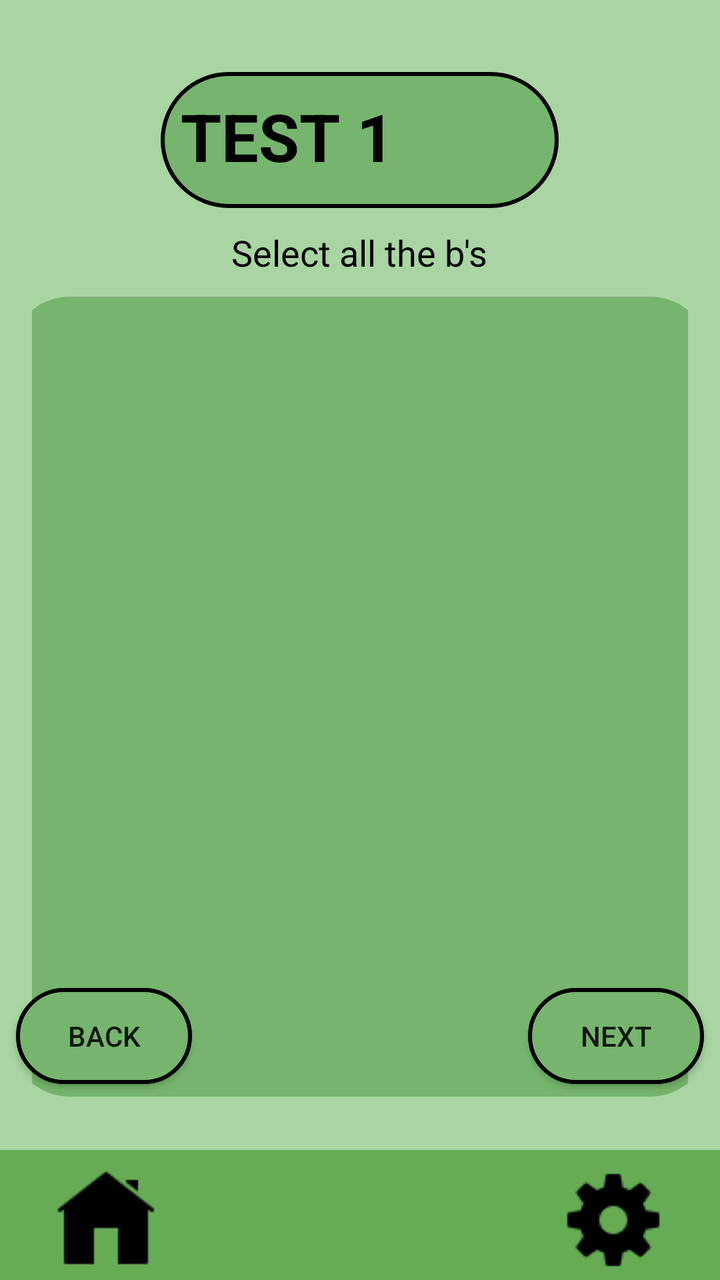
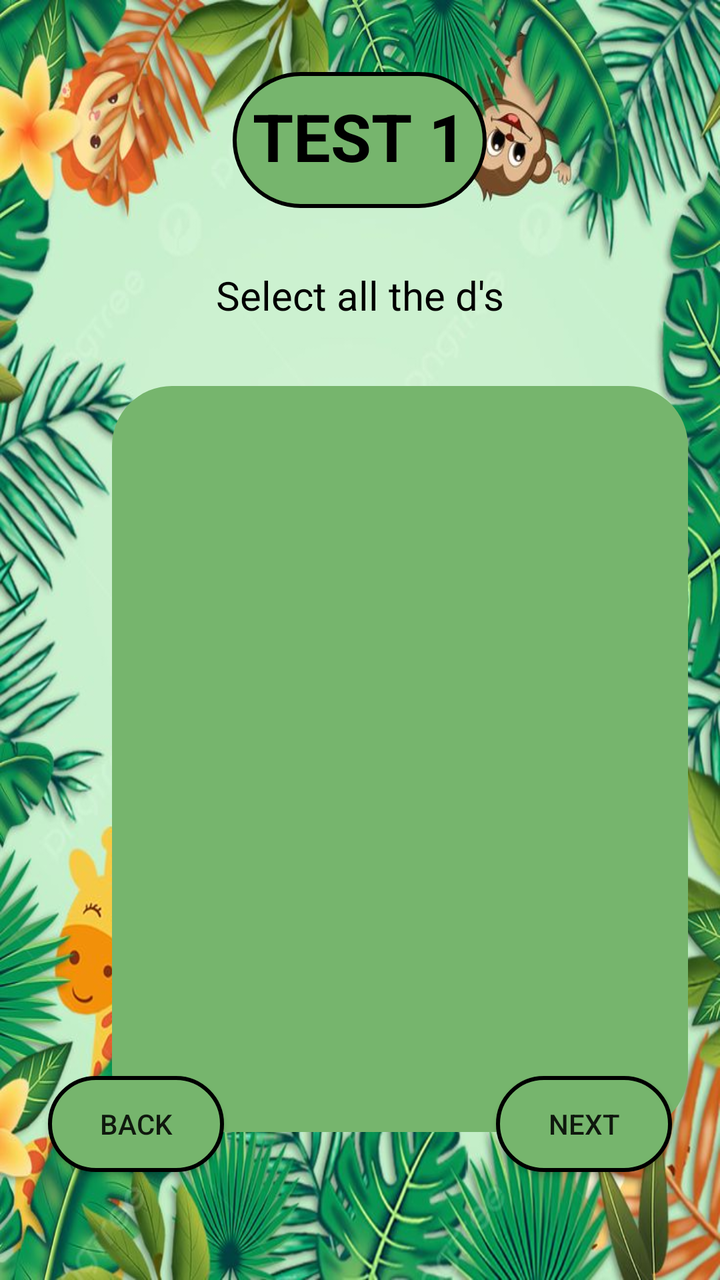

Screens rendered from an Android XML layout before and after an edit, with the pre-edit source and the edit as a unified diff.
<!-- AndroidManifest.xml: application theme AppTheme -->
<!-- res/layout/lex_detection_screen.xml -->
<?xml version="1.0" encoding="utf-8"?>
<RelativeLayout xmlns:android="http://schemas.android.com/apk/res/android"
    android:layout_width="match_parent"
    android:layout_height="match_parent"
    android:background="#A8E6A3">
    <LinearLayout
        android:layout_width="match_parent"
        android:layout_height="match_parent"
        android:orientation="vertical"
        android:background="#A8D5A2"
        android:padding="16dp">

        

        <TextView
            android:id="@+id/testButton"
            android:layout_width="199dp"
            android:layout_height="68dp"
            android:layout_marginTop="20dp"
            android:background="@drawable/round_corners"
            android:padding="10dp"
            android:text="TEST 1"
            android:textSize="33dp"
            android:textColor="#000000"
            android:textStyle="bold"
            android:layout_gravity="center_horizontal"/>

        
        <TextView
            android:id="@+id/instructionText"
            android:layout_width="wrap_content"
            android:layout_height="wrap_content"
            android:text="Select all the b's"
            android:textSize="18sp"
            android:textColor="#000000"
            android:layout_gravity="center_horizontal"
            android:padding="10dp" />
        
        <LinearLayout
            android:layout_width="350dp"
            android:layout_height="400dp"
            android:layout_gravity="center"
            android:background="@drawable/round_form"
            android:orientation="vertical">
            <View
                android:layout_width="match_parent"
                android:layout_height="40dp" />
            <LinearLayout
                android:layout_width="match_parent"
                android:layout_height="wrap_content"
                android:orientation="vertical"
                android:padding="10dp">

                <GridLayout
                    android:id="@+id/gridLayout"
                    android:layout_width="match_parent"
                    android:layout_height="wrap_content"
                    android:columnCount="4"
                    android:rowCount="5"
                    android:backgroundTint="@color/black" />
            </LinearLayout>
        </LinearLayout>
    </LinearLayout>

    
    <LinearLayout
        android:layout_width="match_parent"
        android:layout_height="wrap_content"
        android:orientation="horizontal"
        android:layout_marginBottom="90dp"
        android:layout_alignParentBottom="true">

        <Button
            android:id="@+id/backButton"
            android:layout_width="wrap_content"
            android:layout_height="wrap_content"
            android:layout_margin="8dp"
            android:background="@drawable/round_corners"
            android:text="BACK" />
        <View
            android:layout_width="0dp"
            android:layout_height="0dp"
            android:layout_weight="8" />
        <Button
            android:id="@+id/nextButton"
            android:layout_width="wrap_content"
            android:layout_height="wrap_content"
            android:layout_margin="8dp"
            android:background="@drawable/round_corners"
            android:text="NEXT" />
    </LinearLayout>

    <LinearLayout
        android:id="@+id/linearLayout"
        android:layout_width="match_parent"
        android:layout_height="wrap_content"
        android:layout_alignParentBottom="true"
        android:background="#66AC54"
        android:orientation="horizontal"
        android:paddingTop="10dp">

        <Button
            android:id="@+id/homeButton"
            android:layout_width="wrap_content"
            android:layout_height="55dp"
            android:layout_weight="1"
            android:background="#00000000"
            android:drawableTop="@drawable/home" />

        <View
            android:layout_width="0dp"
            android:layout_height="0dp"
            android:layout_weight="8" />

        <Button
            android:id="@+id/settingsButton"
            android:layout_width="wrap_content"
            android:layout_height="55dp"
            android:layout_weight="1"
            android:background="#00000000"
            android:drawableTop="@drawable/settings" />

    </LinearLayout>
</RelativeLayout>
<!-- resources referenced by this layout -->
<resources>
  <color name="black">#FF000000</color>
  <!-- drawable home: png bitmap (drawable, 491 bytes) -->
  <!-- drawable round_corners (drawable) -->
  <?xml version="1.0" encoding="utf-8"?>
  <shape xmlns:android="http://schemas.android.com/apk/res/android">
      <solid android:color="#76B56D" /> 
      <corners android:radius="50dp" />
      <stroke
          android:color="#000000"
          android:width="2dp"/>
  </shape>
  <!-- drawable round_form (drawable) -->
  <?xml version="1.0" encoding="utf-8"?>
  <shape xmlns:android="http://schemas.android.com/apk/res/android">
      <corners android:radius="30dp" />
      <solid android:color="#76B56D" /> 
  </shape>
  <!-- drawable settings: png bitmap (drawable, 807 bytes) -->
  <style name="AppTheme" parent="Theme.AppCompat.Light.NoActionBar">
          <item name="colorButtonNormal">@null</item>
      </style>
</resources>

<!-- the commit's change to res/layout/lex_detection_screen.xml (unified diff, before → after) -->
@@ -1,73 +1,73 @@
 <?xml version="1.0" encoding="utf-8"?>
 <RelativeLayout xmlns:android="http://schemas.android.com/apk/res/android"
+    android:orientation="vertical"
     android:layout_width="match_parent"
     android:layout_height="match_parent"
-    android:background="#A8E6A3">
+    android:background="@drawable/background1"
+    android:padding="16dp">
+
+    <TextView
+        android:id="@+id/testButton"
+        android:layout_width="wrap_content"
+        android:layout_height="68dp"
+        android:layout_marginTop="20dp"
+        android:background="@drawable/round_corners"
+        android:padding="10dp"
+        android:text="TEST 1"
+        android:textSize="33sp"
+        android:textColor="#000000"
+        android:textStyle="bold"
+        android:layout_gravity="center_horizontal"
+        android:layout_centerHorizontal="true" />
+
+    <TextView
+        android:id="@+id/instructionText"
+        android:layout_width="wrap_content"
+        android:layout_height="wrap_content"
+        android:text="Select all the d's"
+        android:textSize="20sp"
+        android:textColor="#000000"
+        android:layout_gravity="center_horizontal"
+        android:layout_below="@id/testButton"
+        android:layout_centerHorizontal="true"
+        android:padding="30dp" />
+
     <LinearLayout
-        android:layout_width="match_parent"
-        android:layout_height="match_parent"
-        android:orientation="vertical"
-        android:background="#A8D5A2"
-        android:padding="16dp">
+        android:layout_width="298dp"
+        android:layout_height="373dp"
+        android:layout_below="@id/instructionText"
+        android:layout_alignParentStart="true"
+        android:layout_gravity="center"
+        android:layout_marginStart="40dp"
+        android:layout_marginTop="2dp"
+        android:background="@drawable/round_form"
+        android:orientation="vertical">
 
-        
+        <View
+            android:layout_width="match_parent"
+            android:layout_height="40dp" />
 
-        <TextView
-            android:id="@+id/testButton"
-            android:layout_width="199dp"
-            android:layout_height="68dp"
-            android:layout_marginTop="20dp"
-            android:background="@drawable/round_corners"
-            android:padding="10dp"
-            android:text="TEST 1"
-            android:textSize="33dp"
-            android:textColor="#000000"
-            android:textStyle="bold"
-            android:layout_gravity="center_horizontal"/>
+        <LinearLayout
+            android:layout_width="match_parent"
+            android:layout_height="wrap_content"
+            android:orientation="vertical"
+            android:padding="10dp">
 
-        
-        <TextView
-            android:id="@+id/instructionText"
-            android:layout_width="wrap_content"
-            android:layout_height="wrap_content"
-            android:text="Select all the b's"
-            android:textSize="18sp"
-            android:textColor="#000000"
-            android:layout_gravity="center_horizontal"
-            android:padding="10dp" />
-        
-        <LinearLayout
-            android:layout_width="350dp"
-            android:layout_height="400dp"
-            android:layout_gravity="center"
-            android:background="@drawable/round_form"
-            android:orientation="vertical">
-            <View
-                android:layout_width="match_parent"
-                android:layout_height="40dp" />
-            <LinearLayout
+            <GridLayout
+                android:id="@+id/gridLayout"
                 android:layout_width="match_parent"
                 android:layout_height="wrap_content"
-                android:orientation="vertical"
-                android:padding="10dp">
-
-                <GridLayout
-                    android:id="@+id/gridLayout"
-                    android:layout_width="match_parent"
-                    android:layout_height="wrap_content"
-                    android:columnCount="4"
-                    android:rowCount="5"
-                    android:backgroundTint="@color/black" />
-            </LinearLayout>
+                android:backgroundTint="@color/black"
+                android:columnCount="4"
+                android:rowCount="5" />
         </LinearLayout>
     </LinearLayout>
 
-    
     <LinearLayout
         android:layout_width="match_parent"
         android:layout_height="wrap_content"
         android:orientation="horizontal"
-        android:layout_marginBottom="90dp"
+        android:layout_marginBottom="30dp"
         android:layout_alignParentBottom="true">
 
         <Button
@@ -77,10 +77,12 @@
             android:layout_margin="8dp"
             android:background="@drawable/round_corners"
             android:text="BACK" />
+
         <View
             android:layout_width="0dp"
             android:layout_height="0dp"
-            android:layout_weight="8" />
+            android:layout_weight="1" />
+
         <Button
             android:id="@+id/nextButton"
             android:layout_width="wrap_content"
@@ -90,35 +92,4 @@
             android:text="NEXT" />
     </LinearLayout>
 
-    <LinearLayout
-        android:id="@+id/linearLayout"
-        android:layout_width="match_parent"
-        android:layout_height="wrap_content"
-        android:layout_alignParentBottom="true"
-        android:background="#66AC54"
-        android:orientation="horizontal"
-        android:paddingTop="10dp">
-
-        <Button
-            android:id="@+id/homeButton"
-            android:layout_width="wrap_content"
-            android:layout_height="55dp"
-            android:layout_weight="1"
-            android:background="#00000000"
-            android:drawableTop="@drawable/home" />
-
-        <View
-            android:layout_width="0dp"
-            android:layout_height="0dp"
-            android:layout_weight="8" />
-
-        <Button
-            android:id="@+id/settingsButton"
-            android:layout_width="wrap_content"
-            android:layout_height="55dp"
-            android:layout_weight="1"
-            android:background="#00000000"
-            android:drawableTop="@drawable/settings" />
-
-    </LinearLayout>
 </RelativeLayout>
<!-- resource entries referenced after the edit -->
@@ -1,7 +1,7 @@
 <!-- resources referenced by this layout -->
 <resources>
   <color name="black">#FF000000</color>
-  <!-- drawable home: png bitmap (drawable, 491 bytes) -->
+  <!-- drawable background1: jpeg bitmap (drawable, 101759 bytes) -->
   <!-- drawable round_corners (drawable) -->
   <?xml version="1.0" encoding="utf-8"?>
   <shape xmlns:android="http://schemas.android.com/apk/res/android">
@@ -17,7 +17,6 @@
       <corners android:radius="30dp" />
       <solid android:color="#76B56D" /> 
   </shape>
-  <!-- drawable settings: png bitmap (drawable, 807 bytes) -->
   <style name="AppTheme" parent="Theme.AppCompat.Light.NoActionBar">
           <item name="colorButtonNormal">@null</item>
       </style>
